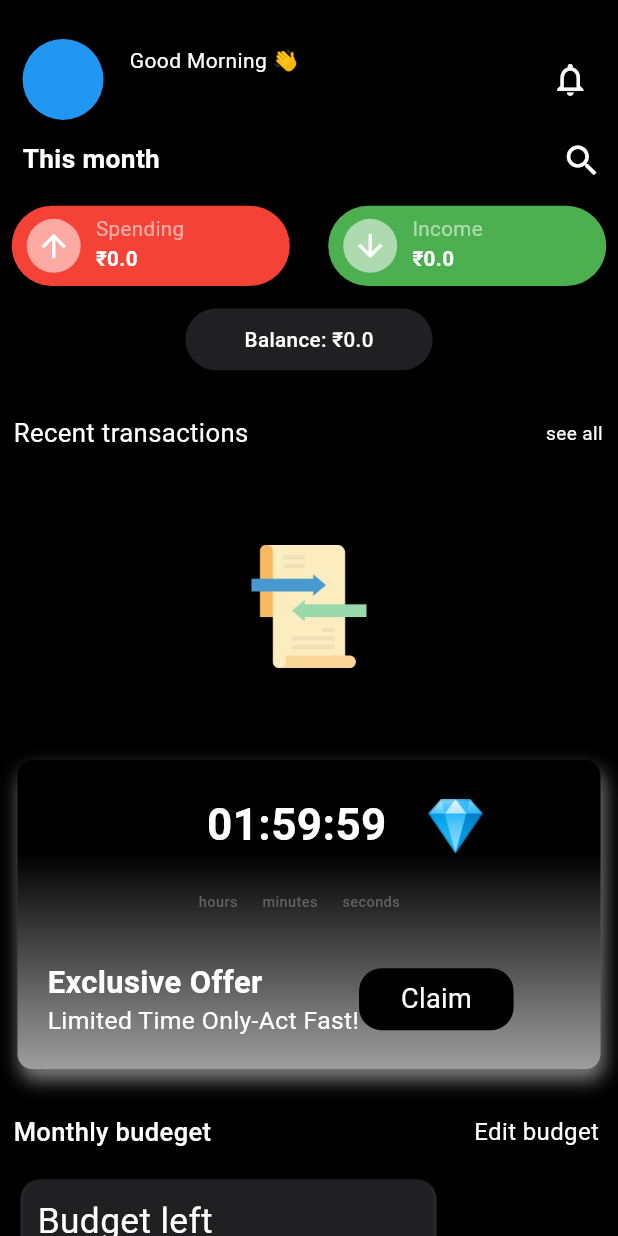
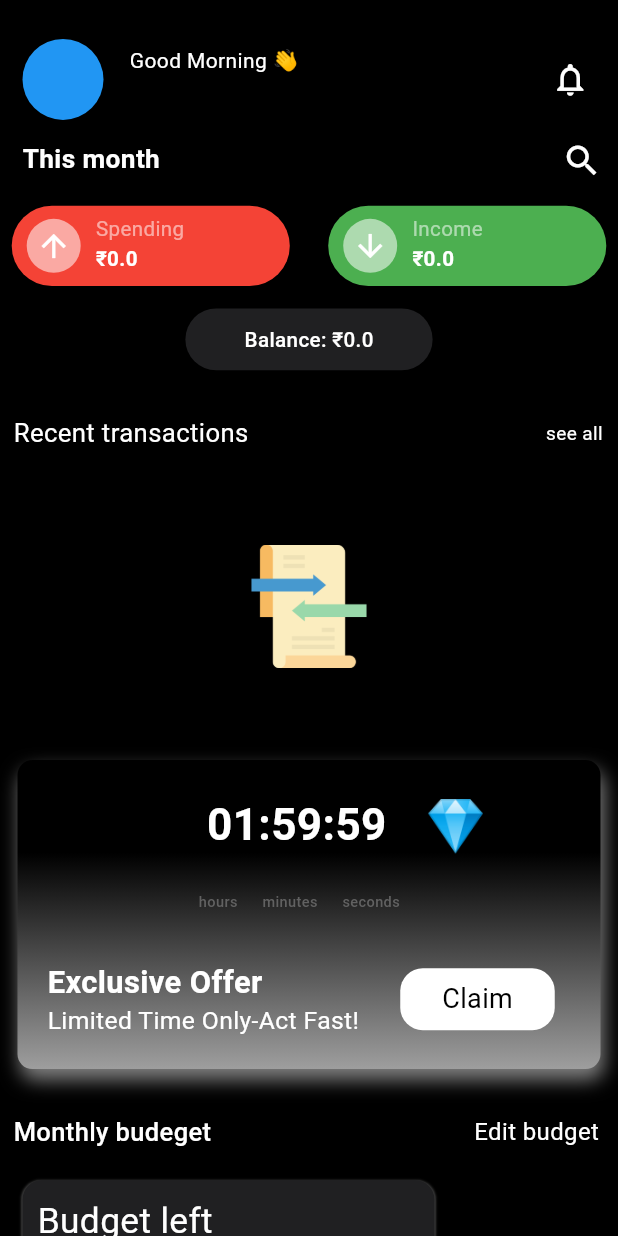
Before and after one commit to MauryaAayush/budget_tracker_app, a Flutter app: the HomeScreen screen opened by its route, on a phone screen of 412 x 824 dp. Run offline on Flutter 3.47's test engine with Material 3 defaults, Android fonts, the phone set to English and light mode, and no system bars; our stand-ins replace google_fonts, image_picker, pdf, pie_chart, printing; missing offline and left inert: curved_nav_bar.

Commit message:
Radhey Radhey

```diff
--- a/lib/view/screens/homeScreen/home.dart
+++ b/lib/view/screens/homeScreen/home.dart
@@ -550,16 +550,16 @@ class _HomeScreenState extends State<HomeScreen> {
                         Container(
                           height: height / 20,
                           width: width / 4,
-                          // margin: EdgeInsets.only(left: width / 8),
+                          margin: EdgeInsets.only(left: width / 15),
                           alignment: Alignment.center,
                           decoration: BoxDecoration(
-                            color: Colors.black,
+                            color: text,
                             borderRadius: BorderRadius.circular(15),
                           ),
                           child: Text(
                             'Claim',
                             style: TextStyle(
-                                color: text,
+                                color: Backgruond,
                                 fontWeight: FontWeight.w400,
                                 fontSize: 18),
                           ),
```
